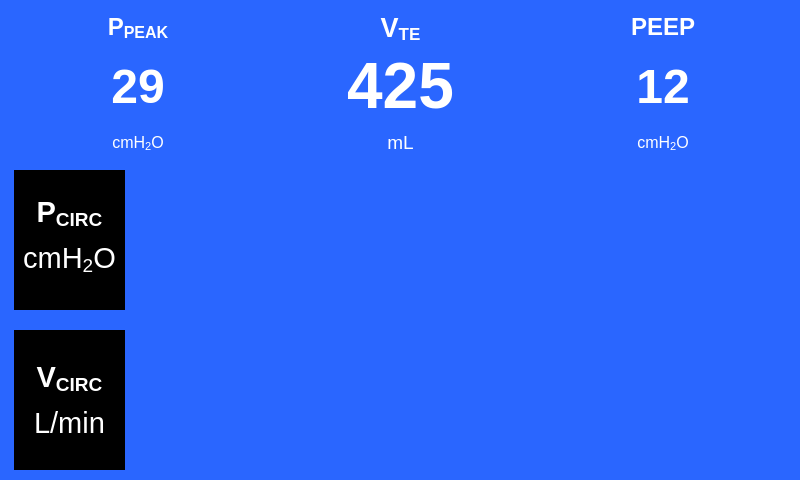
mmnuig/galwayvent, file mainwindow.ui: the form before one commit.
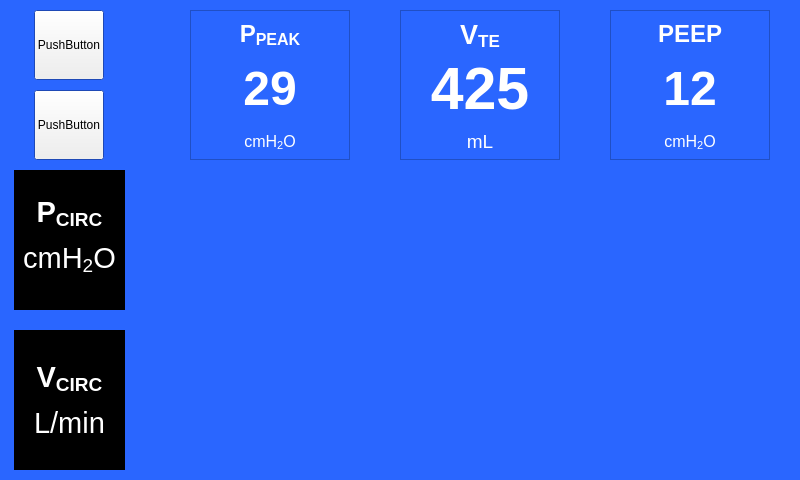
The form after the commit. Custom widgets are drawn as their Qt base class.

Commit message:
Initial implementation of alarm settings
Basic implementation of the first alarm setting.

Patch:
```diff
--- a/mainwindow.ui
+++ b/mainwindow.ui
@@ -52,6 +52,15 @@
        </color>
       </brush>
      </colorrole>
+     <colorrole role="PlaceholderText">
+      <brush brushstyle="NoBrush">
+       <color alpha="128">
+        <red>255</red>
+        <green>255</green>
+        <blue>255</blue>
+       </color>
+      </brush>
+     </colorrole>
     </active>
     <inactive>
      <colorrole role="WindowText">
@@ -90,6 +99,15 @@
        </color>
       </brush>
      </colorrole>
+     <colorrole role="PlaceholderText">
+      <brush brushstyle="NoBrush">
+       <color alpha="128">
+        <red>255</red>
+        <green>255</green>
+        <blue>255</blue>
+       </color>
+      </brush>
+     </colorrole>
     </inactive>
     <disabled>
      <colorrole role="WindowText">
@@ -128,6 +146,15 @@
        </color>
       </brush>
      </colorrole>
+     <colorrole role="PlaceholderText">
+      <brush brushstyle="NoBrush">
+       <color alpha="128">
+        <red>255</red>
+        <green>255</green>
+        <blue>255</blue>
+       </color>
+      </brush>
+     </colorrole>
     </disabled>
    </palette>
   </property>
@@ -138,327 +165,6 @@
    <bool>false</bool>
   </property>
   <widget class="QWidget" name="centralwidget">
-   <widget class="QWidget" name="layoutWidget">
-    <property name="geometry">
-     <rect>
-      <x>10</x>
-      <y>47</y>
-      <width>781</width>
-      <height>80</height>
-     </rect>
-    </property>
-    <layout class="QGridLayout" name="gridLayout_2">
-     <item row="0" column="1">
-      <widget class="QLabel" name="valVte">
-       <property name="font">
-        <font>
-         <pointsize>48</pointsize>
-         <weight>75</weight>
-         <bold>true</bold>
-        </font>
-       </property>
-       <property name="text">
-        <string>425</string>
-       </property>
-       <property name="textFormat">
-        <enum>Qt::RichText</enum>
-       </property>
-       <property name="alignment">
-        <set>Qt::AlignCenter</set>
-       </property>
-      </widget>
-     </item>
-     <item row="0" column="0">
-      <widget class="QLabel" name="valPpeak">
-       <property name="font">
-        <font>
-         <pointsize>36</pointsize>
-         <weight>75</weight>
-         <bold>true</bold>
-        </font>
-       </property>
-       <property name="text">
-        <string>29</string>
-       </property>
-       <property name="textFormat">
-        <enum>Qt::RichText</enum>
-       </property>
-       <property name="alignment">
-        <set>Qt::AlignCenter</set>
-       </property>
-      </widget>
-     </item>
-     <item row="0" column="2">
-      <widget class="QLabel" name="valPeep">
-       <property name="font">
-        <font>
-         <pointsize>36</pointsize>
-         <weight>75</weight>
-         <bold>true</bold>
-        </font>
-       </property>
-       <property name="text">
-        <string>12</string>
-       </property>
-       <property name="textFormat">
-        <enum>Qt::RichText</enum>
-       </property>
-       <property name="alignment">
-        <set>Qt::AlignCenter</set>
-       </property>
-      </widget>
-     </item>
-    </layout>
-   </widget>
-   <widget class="QWidget" name="layoutWidget_2">
-    <property name="geometry">
-     <rect>
-      <x>10</x>
-      <y>130</y>
-      <width>781</width>
-      <height>25</height>
-     </rect>
-    </property>
-    <layout class="QGridLayout" name="gridLayout_3">
-     <item row="0" column="1">
-      <widget class="QLabel" name="lblVte_2">
-       <property name="font">
-        <font>
-         <pointsize>14</pointsize>
-        </font>
-       </property>
-       <property name="text">
-        <string>mL</string>
-       </property>
-       <property name="textFormat">
-        <enum>Qt::RichText</enum>
-       </property>
-       <property name="alignment">
-        <set>Qt::AlignCenter</set>
-       </property>
-      </widget>
-     </item>
-     <item row="0" column="0">
-      <widget class="QLabel" name="lblPpeak_2">
-       <property name="font">
-        <font>
-         <pointsize>12</pointsize>
-        </font>
-       </property>
-       <property name="text">
-        <string>&lt;html&gt;&lt;head/&gt;&lt;body&gt;&lt;p&gt;cmH&lt;span style=&quot; vertical-align:sub;&quot;&gt;2&lt;/span&gt;O&lt;/p&gt;&lt;/body&gt;&lt;/html&gt;</string>
-       </property>
-       <property name="textFormat">
-        <enum>Qt::RichText</enum>
-       </property>
-       <property name="alignment">
-        <set>Qt::AlignCenter</set>
-       </property>
-      </widget>
-     </item>
-     <item row="0" column="2">
-      <widget class="QLabel" name="lblPeep_2">
-       <property name="font">
-        <font>
-         <pointsize>12</pointsize>
-        </font>
-       </property>
-       <property name="text">
-        <string>cmH&lt;sub&gt;2&lt;/sub&gt;O</string>
-       </property>
-       <property name="textFormat">
-        <enum>Qt::RichText</enum>
-       </property>
-       <property name="alignment">
-        <set>Qt::AlignCenter</set>
-       </property>
-      </widget>
-     </item>
-    </layout>
-   </widget>
-   <widget class="QWidget" name="layoutWidget">
-    <property name="geometry">
-     <rect>
-      <x>10</x>
-      <y>10</y>
-      <width>781</width>
-      <height>35</height>
-     </rect>
-    </property>
-    <layout class="QGridLayout" name="gridLayout">
-     <item row="0" column="1">
-      <widget class="QLabel" name="lblVte">
-       <property name="palette">
-        <palette>
-         <active>
-          <colorrole role="WindowText">
-           <brush brushstyle="SolidPattern">
-            <color alpha="255">
-             <red>255</red>
-             <green>255</green>
-             <blue>255</blue>
-            </color>
-           </brush>
-          </colorrole>
-         </active>
-         <inactive>
-          <colorrole role="WindowText">
-           <brush brushstyle="SolidPattern">
-            <color alpha="255">
-             <red>255</red>
-             <green>255</green>
-             <blue>255</blue>
-            </color>
-           </brush>
-          </colorrole>
-         </inactive>
-         <disabled>
-          <colorrole role="WindowText">
-           <brush brushstyle="SolidPattern">
-            <color alpha="255">
-             <red>120</red>
-             <green>120</green>
-             <blue>120</blue>
-            </color>
-           </brush>
-          </colorrole>
-         </disabled>
-        </palette>
-       </property>
-       <property name="font">
-        <font>
-         <pointsize>20</pointsize>
-         <weight>75</weight>
-         <bold>true</bold>
-        </font>
-       </property>
-       <property name="text">
-        <string>V&lt;sub&gt;TE&lt;/sub&gt;</string>
-       </property>
-       <property name="textFormat">
-        <enum>Qt::RichText</enum>
-       </property>
-       <property name="alignment">
-        <set>Qt::AlignCenter</set>
-       </property>
-      </widget>
-     </item>
-     <item row="0" column="0">
-      <widget class="QLabel" name="lblPpeak">
-       <property name="palette">
-        <palette>
-         <active>
-          <colorrole role="WindowText">
-           <brush brushstyle="SolidPattern">
-            <color alpha="255">
-             <red>255</red>
-             <green>255</green>
-             <blue>255</blue>
-            </color>
-           </brush>
-          </colorrole>
-         </active>
-         <inactive>
-          <colorrole role="WindowText">
-           <brush brushstyle="SolidPattern">
-            <color alpha="255">
-             <red>255</red>
-             <green>255</green>
-             <blue>255</blue>
-            </color>
-           </brush>
-          </colorrole>
-         </inactive>
-         <disabled>
-          <colorrole role="WindowText">
-           <brush brushstyle="SolidPattern">
-            <color alpha="255">
-             <red>120</red>
-             <green>120</green>
-             <blue>120</blue>
-            </color>
-           </brush>
-          </colorrole>
-         </disabled>
-        </palette>
-       </property>
-       <property name="font">
-        <font>
-         <pointsize>18</pointsize>
-         <weight>75</weight>
-         <bold>true</bold>
-        </font>
-       </property>
-       <property name="text">
-        <string>P&lt;sub&gt;PEAK&lt;/sub&gt;</string>
-       </property>
-       <property name="textFormat">
-        <enum>Qt::RichText</enum>
-       </property>
-       <property name="alignment">
-        <set>Qt::AlignCenter</set>
-       </property>
-      </widget>
-     </item>
-     <item row="0" column="2">
-      <widget class="QLabel" name="lblPeep">
-       <property name="palette">
-        <palette>
-         <active>
-          <colorrole role="WindowText">
-           <brush brushstyle="SolidPattern">
-            <color alpha="255">
-             <red>255</red>
-             <green>255</green>
-             <blue>255</blue>
-            </color>
-           </brush>
-          </colorrole>
-         </active>
-         <inactive>
-          <colorrole role="WindowText">
-           <brush brushstyle="SolidPattern">
-            <color alpha="255">
-             <red>255</red>
-             <green>255</green>
-             <blue>255</blue>
-            </color>
-           </brush>
-          </colorrole>
-         </inactive>
-         <disabled>
-          <colorrole role="WindowText">
-           <brush brushstyle="SolidPattern">
-            <color alpha="255">
-             <red>120</red>
-             <green>120</green>
-             <blue>120</blue>
-            </color>
-           </brush>
-          </colorrole>
-         </disabled>
-        </palette>
-       </property>
-       <property name="font">
-        <font>
-         <pointsize>18</pointsize>
-         <weight>75</weight>
-         <bold>true</bold>
-        </font>
-       </property>
-       <property name="text">
-        <string>PEEP</string>
-       </property>
-       <property name="textFormat">
-        <enum>Qt::RichText</enum>
-       </property>
-       <property name="alignment">
-        <set>Qt::AlignCenter</set>
-       </property>
-      </widget>
-     </item>
-    </layout>
-   </widget>
    <widget class="PlotWidget" name="flowGraphWidget" native="true">
     <property name="geometry">
      <rect>
@@ -1487,6 +1193,382 @@
      </rect>
     </property>
    </widget>
+   <widget class="QPushButton" name="btnHomeScreen">
+    <property name="geometry">
+     <rect>
+      <x>34</x>
+      <y>10</y>
+      <width>70</width>
+      <height>70</height>
+     </rect>
+    </property>
+    <property name="text">
+     <string>PushButton</string>
+    </property>
+   </widget>
+   <widget class="QPushButton" name="btnAlarmSet">
+    <property name="geometry">
+     <rect>
+      <x>34</x>
+      <y>90</y>
+      <width>70</width>
+      <height>70</height>
+     </rect>
+    </property>
+    <property name="text">
+     <string>PushButton</string>
+    </property>
+   </widget>
+   <widget class="QFrame" name="framePEEP">
+    <property name="geometry">
+     <rect>
+      <x>610</x>
+      <y>10</y>
+      <width>160</width>
+      <height>150</height>
+     </rect>
+    </property>
+    <property name="frameShape">
+     <enum>QFrame::StyledPanel</enum>
+    </property>
+    <property name="frameShadow">
+     <enum>QFrame::Raised</enum>
+    </property>
+    <widget class="QLabel" name="lblPeep">
+     <property name="geometry">
+      <rect>
+       <x>0</x>
+       <y>0</y>
+       <width>160</width>
+       <height>49</height>
+      </rect>
+     </property>
+     <property name="palette">
+      <palette>
+       <active>
+        <colorrole role="WindowText">
+         <brush brushstyle="SolidPattern">
+          <color alpha="255">
+           <red>255</red>
+           <green>255</green>
+           <blue>255</blue>
+          </color>
+         </brush>
+        </colorrole>
+       </active>
+       <inactive>
+        <colorrole role="WindowText">
+         <brush brushstyle="SolidPattern">
+          <color alpha="255">
+           <red>255</red>
+           <green>255</green>
+           <blue>255</blue>
+          </color>
+         </brush>
+        </colorrole>
+       </inactive>
+       <disabled>
+        <colorrole role="WindowText">
+         <brush brushstyle="SolidPattern">
+          <color alpha="255">
+           <red>120</red>
+           <green>120</green>
+           <blue>120</blue>
+          </color>
+         </brush>
+        </colorrole>
+       </disabled>
+      </palette>
+     </property>
+     <property name="font">
+      <font>
+       <pointsize>18</pointsize>
+       <weight>75</weight>
+       <bold>true</bold>
+      </font>
+     </property>
+     <property name="text">
+      <string>PEEP</string>
+     </property>
+     <property name="textFormat">
+      <enum>Qt::RichText</enum>
+     </property>
+     <property name="alignment">
+      <set>Qt::AlignCenter</set>
+     </property>
+    </widget>
+    <widget class="QLabel" name="valPeep">
+     <property name="geometry">
+      <rect>
+       <x>0</x>
+       <y>40</y>
+       <width>160</width>
+       <height>78</height>
+      </rect>
+     </property>
+     <property name="font">
+      <font>
+       <pointsize>36</pointsize>
+       <weight>75</weight>
+       <bold>true</bold>
+      </font>
+     </property>
+     <property name="text">
+      <string>12</string>
+     </property>
+     <property name="textFormat">
+      <enum>Qt::RichText</enum>
+     </property>
+     <property name="alignment">
+      <set>Qt::AlignCenter</set>
+     </property>
+    </widget>
+    <widget class="QLabel" name="lblPeep_2">
+     <property name="geometry">
+      <rect>
+       <x>0</x>
+       <y>120</y>
+       <width>160</width>
+       <height>23</height>
+      </rect>
+     </property>
+     <property name="font">
+      <font>
+       <pointsize>12</pointsize>
+      </font>
+     </property>
+     <property name="text">
+      <string>cmH&lt;sub&gt;2&lt;/sub&gt;O</string>
+     </property>
+     <property name="textFormat">
+      <enum>Qt::RichText</enum>
+     </property>
+     <property name="alignment">
+      <set>Qt::AlignCenter</set>
+     </property>
+    </widget>
+   </widget>
+   <widget class="QFrame" name="frameVte">
+    <property name="geometry">
+     <rect>
+      <x>400</x>
+      <y>10</y>
+      <width>160</width>
+      <height>150</height>
+     </rect>
+    </property>
+    <property name="frameShape">
+     <enum>QFrame::StyledPanel</enum>
+    </property>
+    <property name="frameShadow">
+     <enum>QFrame::Raised</enum>
+    </property>
+    <widget class="QLabel" name="lblVte">
+     <property name="geometry">
+      <rect>
+       <x>0</x>
+       <y>0</y>
+       <width>160</width>
+       <height>49</height>
+      </rect>
+     </property>
+     <property name="palette">
+      <palette>
+       <active>
+        <colorrole role="WindowText">
+         <brush brushstyle="SolidPattern">
+          <color alpha="255">
+           <red>255</red>
+           <green>255</green>
+           <blue>255</blue>
+          </color>
+         </brush>
+        </colorrole>
+       </active>
+       <inactive>
+        <colorrole role="WindowText">
+         <brush brushstyle="SolidPattern">
+          <color alpha="255">
+           <red>255</red>
+           <green>255</green>
+           <blue>255</blue>
+          </color>
+         </brush>
+        </colorrole>
+       </inactive>
+       <disabled>
+        <colorrole role="WindowText">
+         <brush brushstyle="SolidPattern">
+          <color alpha="255">
+           <red>120</red>
+           <green>120</green>
+           <blue>120</blue>
+          </color>
+         </brush>
+        </colorrole>
+       </disabled>
+      </palette>
+     </property>
+     <property name="font">
+      <font>
+       <pointsize>20</pointsize>
+       <weight>75</weight>
+       <bold>true</bold>
+      </font>
+     </property>
+     <property name="text">
+      <string>V&lt;sub&gt;TE&lt;/sub&gt;</string>
+     </property>
+     <property name="textFormat">
+      <enum>Qt::RichText</enum>
+     </property>
+     <property name="alignment">
+      <set>Qt::AlignCenter</set>
+     </property>
+    </widget>
+    <widget class="QLabel" name="valVte">
+     <property name="geometry">
+      <rect>
+       <x>0</x>
+       <y>40</y>
+       <width>160</width>
+       <height>78</height>
+      </rect>
+     </property>
+     <property name="font">
+      <font>
+       <pointsize>44</pointsize>
+       <weight>75</weight>
+       <bold>true</bold>
+      </font>
+     </property>
+     <property name="text">
+      <string>425</string>
+     </property>
+     <property name="textFormat">
+      <enum>Qt::RichText</enum>
+     </property>
+     <property name="alignment">
+      <set>Qt::AlignCenter</set>
+     </property>
+    </widget>
+    <widget class="QLabel" name="lblVte_2">
+     <property name="geometry">
+      <rect>
+       <x>0</x>
+       <y>120</y>
+       <width>160</width>
+       <height>23</height>
+      </rect>
+     </property>
+     <property name="font">
+      <font>
+       <pointsize>14</pointsize>
+      </font>
+     </property>
+     <property name="text">
+      <string>mL</string>
+     </property>
+     <property name="textFormat">
+      <enum>Qt::RichText</enum>
+     </property>
+     <property name="alignment">
+      <set>Qt::AlignCenter</set>
+     </property>
+    </widget>
+   </widget>
+   <widget class="QFrame" name="framePpeak">
+    <property name="geometry">
+     <rect>
+      <x>190</x>
+      <y>10</y>
+      <width>160</width>
+      <height>150</height>
+     </rect>
+    </property>
+    <property name="frameShape">
+     <enum>QFrame::StyledPanel</enum>
+    </property>
+    <property name="frameShadow">
+     <enum>QFrame::Raised</enum>
+    </property>
+    <widget class="QLabel" name="lblPpeak">
+     <property name="geometry">
+      <rect>
+       <x>0</x>
+       <y>0</y>
+       <width>160</width>
+       <height>49</height>
+      </rect>
+     </property>
+     <property name="font">
+      <font>
+       <pointsize>18</pointsize>
+       <weight>75</weight>
+       <bold>true</bold>
+      </font>
+     </property>
+     <property name="text">
+      <string>P&lt;sub&gt;PEAK&lt;/sub&gt;</string>
+     </property>
+     <property name="textFormat">
+      <enum>Qt::RichText</enum>
+     </property>
+     <property name="alignment">
+      <set>Qt::AlignCenter</set>
+     </property>
+    </widget>
+    <widget class="QLabel" name="valPpeak">
+     <property name="geometry">
+      <rect>
+       <x>0</x>
+       <y>40</y>
+       <width>160</width>
+       <height>78</height>
+      </rect>
+     </property>
+     <property name="font">
+      <font>
+       <pointsize>36</pointsize>
+       <weight>75</weight>
+       <bold>true</bold>
+      </font>
+     </property>
+     <property name="text">
+      <string>29</string>
+     </property>
+     <property name="textFormat">
+      <enum>Qt::RichText</enum>
+     </property>
+     <property name="alignment">
+      <set>Qt::AlignCenter</set>
+     </property>
+    </widget>
+    <widget class="QLabel" name="lblPpeak_2">
+     <property name="geometry">
+      <rect>
+       <x>0</x>
+       <y>120</y>
+       <width>160</width>
+       <height>23</height>
+      </rect>
+     </property>
+     <property name="font">
+      <font>
+       <pointsize>12</pointsize>
+      </font>
+     </property>
+     <property name="text">
+      <string>&lt;html&gt;&lt;head/&gt;&lt;body&gt;&lt;p&gt;cmH&lt;span style=&quot; vertical-align:sub;&quot;&gt;2&lt;/span&gt;O&lt;/p&gt;&lt;/body&gt;&lt;/html&gt;</string>
+     </property>
+     <property name="textFormat">
+      <enum>Qt::RichText</enum>
+     </property>
+     <property name="alignment">
+      <set>Qt::AlignCenter</set>
+     </property>
+    </widget>
+   </widget>
    <zorder>widget_2</zorder>
    <zorder>widget</zorder>
    <zorder>layoutWidget</zorder>
```
Left out of the diff: 89 changed lines with no effect on the pictures. The commit also changes 4 other files.
